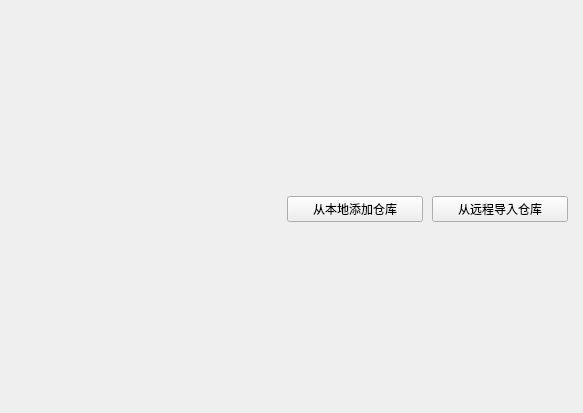
Old version of the form windows/mainwindow_child/homepage/homepage.ui in the repository Zao-chen/ZcVersionBox.
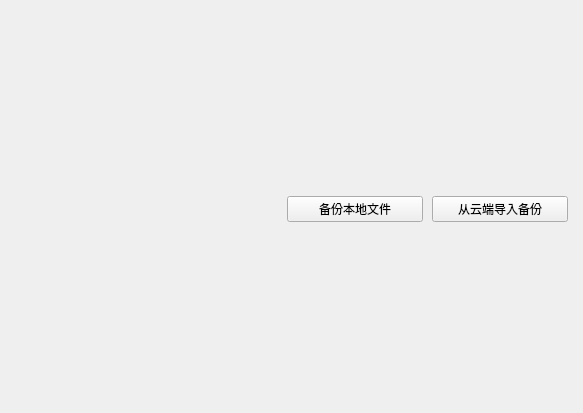
New version of the form. Custom widgets are drawn as their Qt base class.

The edit to the form file:
```diff
--- a/windows/mainwindow_child/homepage/homepage.ui
+++ b/windows/mainwindow_child/homepage/homepage.ui
@@ -88,7 +88,7 @@
             </sizepolicy>
            </property>
            <property name="text">
-            <string>从本地添加仓库</string>
+            <string>备份本地文件</string>
            </property>
           </widget>
          </item>
@@ -101,7 +101,7 @@
             </sizepolicy>
            </property>
            <property name="text">
-            <string>从远程导入仓库</string>
+            <string>从云端导入备份</string>
            </property>
           </widget>
          </item>
```
